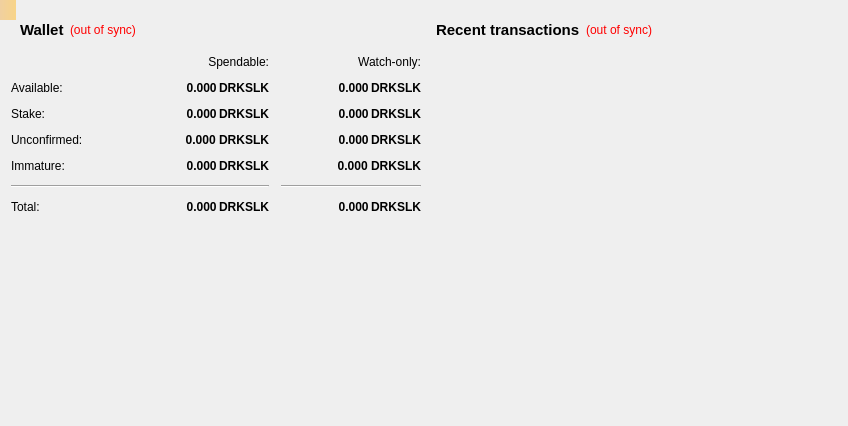
Before: the Qt Designer form src/qt/forms/overviewpage.ui in duality-solutions/Sequence, drawn with Qt 5.
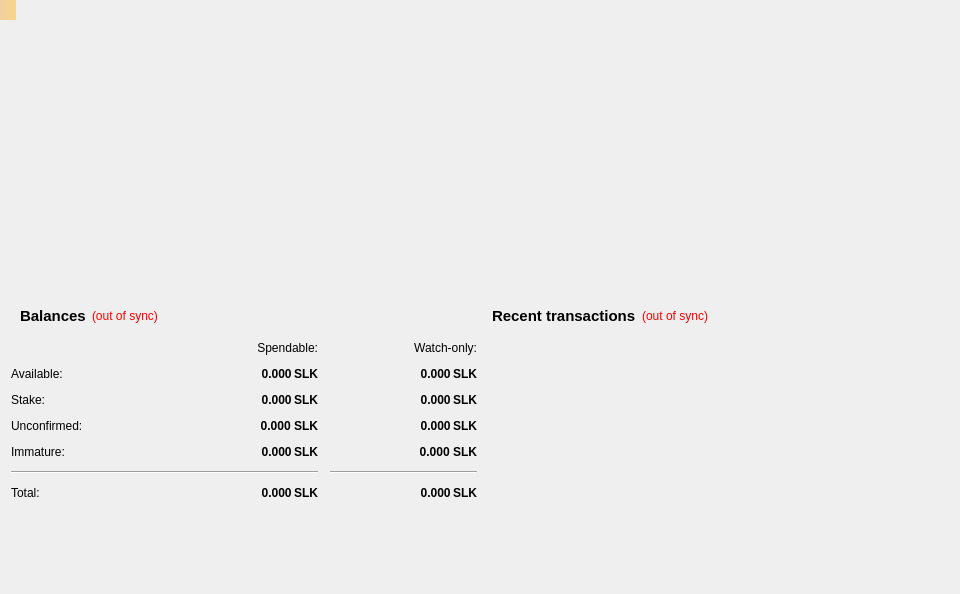
After: the same form once the commit is applied.

```diff
--- a/src/qt/forms/overviewpage.ui
+++ b/src/qt/forms/overviewpage.ui
@@ -6,8 +6,8 @@
    <rect>
     <x>0</x>
     <y>0</y>
-    <width>848</width>
-    <height>426</height>
+    <width>960</width>
+    <height>594</height>
    </rect>
   </property>
   <property name="windowTitle">
@@ -15,6 +15,19 @@
   </property>
   <layout class="QGridLayout" name="gridLayout_2">
    <item row="0" column="0">
+    <spacer name="verticalSpacer_2">
+     <property name="orientation">
+      <enum>Qt::Vertical</enum>
+     </property>
+     <property name="sizeHint" stdset="0">
+      <size>
+       <width>20</width>
+       <height>40</height>
+      </size>
+     </property>
+    </spacer>
+   </item>
+   <item row="1" column="0">
     <layout class="QVBoxLayout" name="verticalLayout_2">
      <item>
       <widget class="QWidget" name="widget" native="true">
@@ -31,7 +44,7 @@
              </font>
             </property>
             <property name="text">
-             <string>Wallet</string>
+             <string>Balances</string>
             </property>
            </widget>
           </item>
@@ -108,7 +121,7 @@
           <string>Mined balance in watch-only addresses that has not yet matured</string>
          </property>
          <property name="text">
-          <string notr="true">0.000 DRKSLK</string>
+          <string notr="true">0.000 SLK</string>
          </property>
          <property name="alignment">
           <set>Qt::AlignRight|Qt::AlignTrailing|Qt::AlignVCenter</set>
@@ -119,7 +132,7 @@
         </widget>
        </item>
        <item row="2" column="1">
-        <widget class="QLabel" name="labelStakeText">
+        <widget class="QLabel" name="labelStake">
          <property name="font">
           <font>
            <weight>75</weight>
@@ -133,7 +146,7 @@
           <string>Total of coins that was staked, and do not yet count toward the current balance</string>
          </property>
          <property name="text">
-          <string notr="true">0.000 DRKSLK</string>
+          <string notr="true">0.000 SLK</string>
          </property>
          <property name="alignment">
           <set>Qt::AlignRight|Qt::AlignTrailing|Qt::AlignVCenter</set>
@@ -158,7 +171,7 @@
           <string>Your current balance in watch-only addresses</string>
          </property>
          <property name="text">
-          <string notr="true">0.000 DRKSLK</string>
+          <string notr="true">0.000 SLK</string>
          </property>
          <property name="alignment">
           <set>Qt::AlignRight|Qt::AlignTrailing|Qt::AlignVCenter</set>
@@ -200,7 +213,7 @@
           <string>Your current spendable balance</string>
          </property>
          <property name="text">
-          <string notr="true">0.000 DRKSLK</string>
+          <string notr="true">0.000 SLK</string>
          </property>
          <property name="alignment">
           <set>Qt::AlignRight|Qt::AlignTrailing|Qt::AlignVCenter</set>
@@ -232,7 +245,7 @@
           <string>Mined balance that has not yet matured</string>
          </property>
          <property name="text">
-          <string notr="true">0.000 DRKSLK</string>
+          <string notr="true">0.000 SLK</string>
          </property>
          <property name="alignment">
           <set>Qt::AlignRight|Qt::AlignTrailing|Qt::AlignVCenter</set>
@@ -274,7 +287,7 @@
           <string>Current total balance in watch-only addresses</string>
          </property>
          <property name="text">
-          <string notr="true">0.000 DRKSLK</string>
+          <string notr="true">0.000 SLK</string>
          </property>
          <property name="alignment">
           <set>Qt::AlignRight|Qt::AlignTrailing|Qt::AlignVCenter</set>
@@ -306,7 +319,7 @@
           <string>Your current total balance</string>
          </property>
          <property name="text">
-          <string notr="true">0.000 DRKSLK</string>
+          <string notr="true">0.000 SLK</string>
          </property>
          <property name="alignment">
           <set>Qt::AlignRight|Qt::AlignTrailing|Qt::AlignVCenter</set>
@@ -338,7 +351,7 @@
           <string>Total of transactions that have yet to be confirmed, and do not yet count toward the spendable balance</string>
          </property>
          <property name="text">
-          <string notr="true">0.000 DRKSLK</string>
+          <string notr="true">0.000 SLK</string>
          </property>
          <property name="alignment">
           <set>Qt::AlignRight|Qt::AlignTrailing|Qt::AlignVCenter</set>
@@ -370,7 +383,7 @@
           <string>Unconfirmed transactions to watch-only addresses</string>
          </property>
          <property name="text">
-          <string notr="true">0.000 DRKSLK</string>
+          <string notr="true">0.000 SLK</string>
          </property>
          <property name="alignment">
           <set>Qt::AlignRight|Qt::AlignTrailing|Qt::AlignVCenter</set>
@@ -395,7 +408,7 @@
           <string>Total of coins that was staked in watch-only addresses, and do not yet count toward the current watch-only balance</string>
          </property>
          <property name="text">
-          <string notr="true">0.000 DRKSLK</string>
+          <string notr="true">0.000 SLK</string>
          </property>
          <property name="alignment">
           <set>Qt::AlignRight|Qt::AlignTrailing|Qt::AlignVCenter</set>
@@ -422,7 +435,7 @@
      </item>
     </layout>
    </item>
-   <item row="0" column="1">
+   <item row="1" column="1">
     <layout class="QVBoxLayout" name="verticalLayout_3">
      <item>
       <widget class="QWidget" name="widget_2" native="true">
```
Left out of the diff: 4 changed lines with no effect on the pictures.
